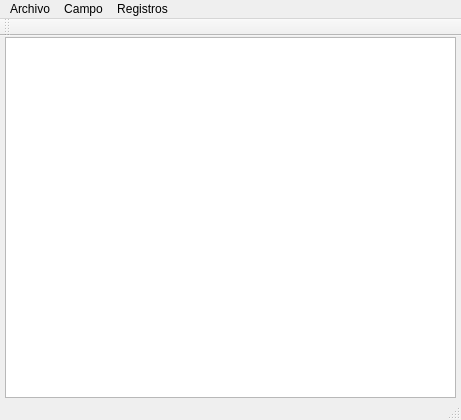
guitartsword/Proyecto-OAR, file OAR/mainwindow.ui: the form before one commit.
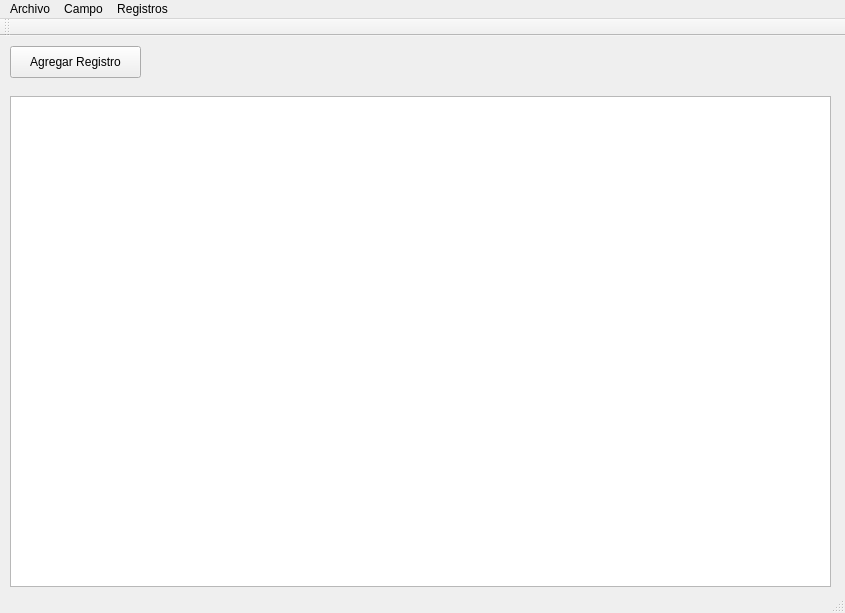
The form after the commit.

The edit to the form file:
```diff
--- a/OAR/mainwindow.ui
+++ b/OAR/mainwindow.ui
@@ -6,31 +6,44 @@
    <rect>
     <x>0</x>
     <y>0</y>
-    <width>461</width>
-    <height>420</height>
+    <width>845</width>
+    <height>613</height>
    </rect>
   </property>
   <property name="windowTitle">
    <string>MainWindow</string>
   </property>
   <widget class="QWidget" name="centralWidget">
-   <widget class="QTableView" name="Tabla_Principal">
+   <widget class="QTableWidget" name="Tabla_Principal">
     <property name="geometry">
      <rect>
-      <x>5</x>
-      <y>1</y>
-      <width>451</width>
-      <height>361</height>
+      <x>10</x>
+      <y>60</y>
+      <width>821</width>
+      <height>491</height>
      </rect>
     </property>
    </widget>
+   <widget class="QPushButton" name="pushButton">
+    <property name="geometry">
+     <rect>
+      <x>10</x>
+      <y>10</y>
+      <width>131</width>
+      <height>32</height>
+     </rect>
+    </property>
+    <property name="text">
+     <string>Agregar Registro</string>
+    </property>
+   </widget>
   </widget>
   <widget class="QMenuBar" name="menuBar">
    <property name="geometry">
     <rect>
      <x>0</x>
      <y>0</y>
-     <width>461</width>
+     <width>845</width>
      <height>22</height>
     </rect>
    </property>
```
Left out of the diff: 12 changed lines with no effect on the pictures.
